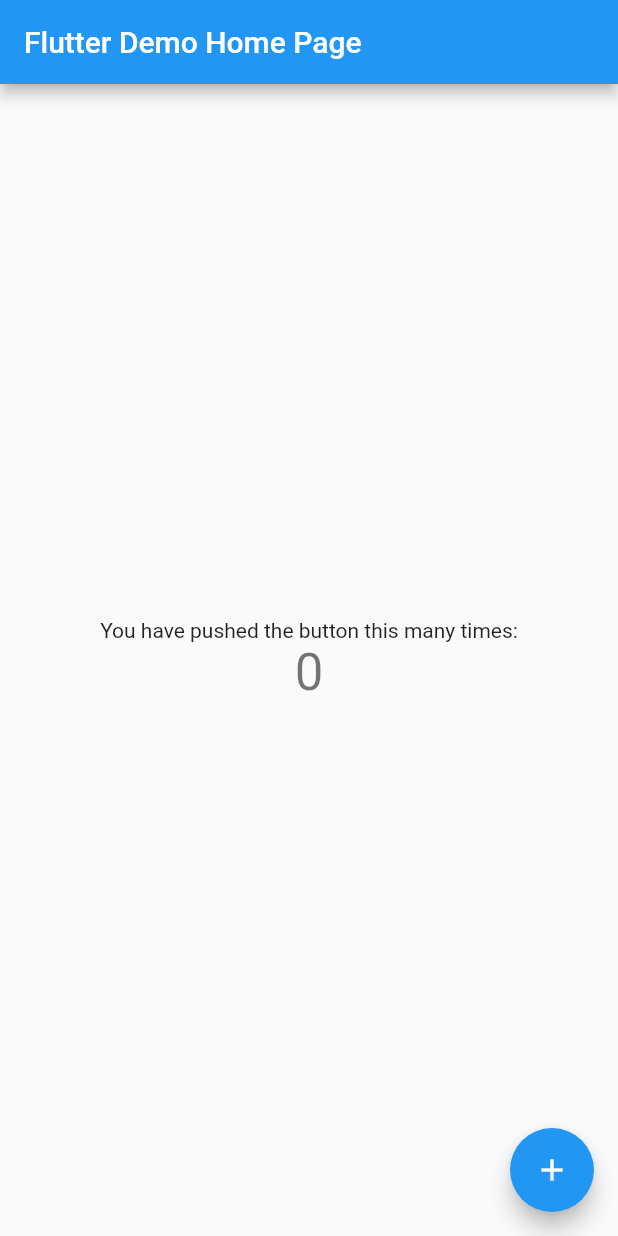
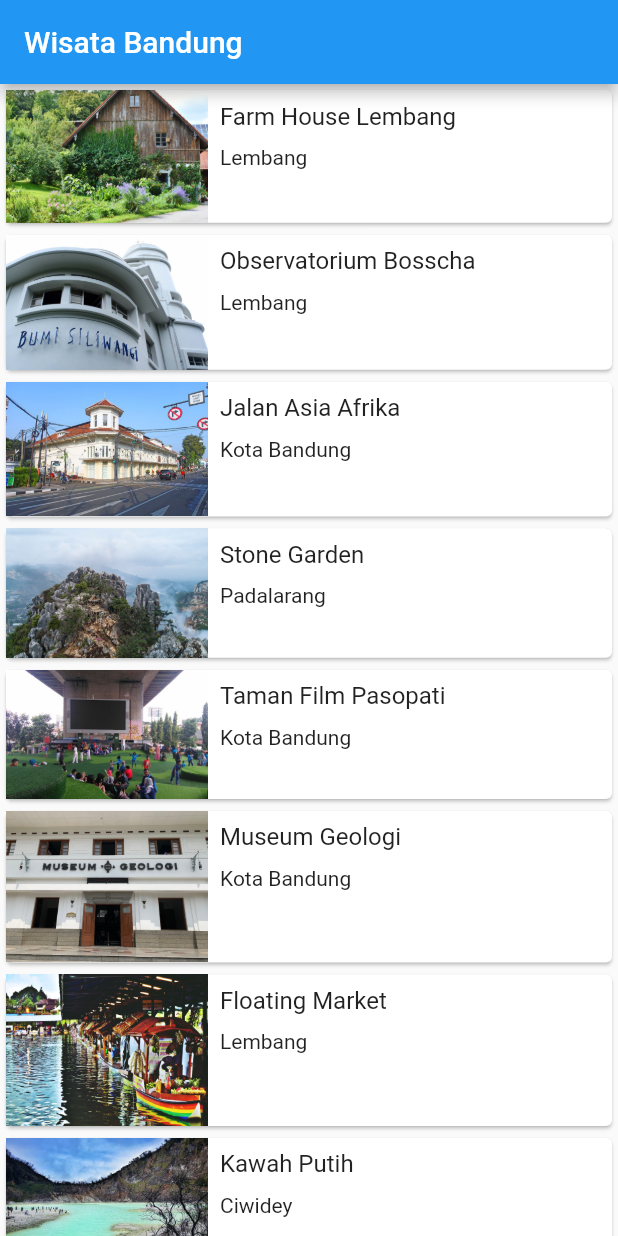
Before and after one commit to zulfiachsans/wisata_bandung_dicoding, a Flutter app: the screen it shows after launch, on a phone screen of 412 x 824 dp. Run offline on Flutter 3.47's test engine with Material 2 defaults, Android fonts, the phone set to English and light mode, and no system bars.

Commit message:
initial-commit

```diff
--- a/lib/main.dart
+++ b/lib/main.dart
@@ -1,4 +1,7 @@
+// ignore_for_file: prefer_const_constructors, use_key_in_widget_constructors, avoid_unnecessary_containers
+
 import 'package:flutter/material.dart';
+import 'package:wisata_bandung/main_screen.dart';
 
 void main() {
   runApp(const MyApp());
@@ -7,109 +10,13 @@ void main() {
 class MyApp extends StatelessWidget {
   const MyApp({Key? key}) : super(key: key);
 
-  // This widget is the root of your application.
   @override
   Widget build(BuildContext context) {
     return MaterialApp(
-      title: 'Flutter Demo',
-      theme: ThemeData(
-        // This is the theme of your application.
-        //
-        // Try running your application with "flutter run". You'll see the
-        // application has a blue toolbar. Then, without quitting the app, try
-        // changing the primarySwatch below to Colors.green and then invoke
-        // "hot reload" (press "r" in the console where you ran "flutter run",
-        // or simply save your changes to "hot reload" in a Flutter IDE).
-        // Notice that the counter didn't reset back to zero; the application
-        // is not restarted.
-        primarySwatch: Colors.blue,
-      ),
-      home: const MyHomePage(title: 'Flutter Demo Home Page'),
+      debugShowCheckedModeBanner: false,
+      title: 'Wisata Bandung',
+      theme: ThemeData(),
+      home: MainScreen(),
     );
   }
 }
-
-class MyHomePage extends StatefulWidget {
-  const MyHomePage({Key? key, required this.title}) : super(key: key);
-
-  // This widget is the home page of your application. It is stateful, meaning
-  // that it has a State object (defined below) that contains fields that affect
-  // how it looks.
-
-  // This class is the configuration for the state. It holds the values (in this
-  // case the title) provided by the parent (in this case the App widget) and
-  // used by the build method of the State. Fields in a Widget subclass are
-  // always marked "final".
-
-  final String title;
-
-  @override
-  State<MyHomePage> createState() => _MyHomePageState();
-}
-
-class _MyHomePageState extends State<MyHomePage> {
-  int _counter = 0;
-
-  void _incrementCounter() {
-    setState(() {
-      // This call to setState tells the Flutter framework that something has
-      // changed in this State, which causes it to rerun the build method below
-      // so that the display can reflect the updated values. If we changed
-      // _counter without calling setState(), then the build method would not be
-      // called again, and so nothing would appear to happen.
-      _counter++;
-    });
-  }
-
-  @override
-  Widget build(BuildContext context) {
-    // This method is rerun every time setState is called, for instance as done
-    // by the _incrementCounter method above.
-    //
-    // The Flutter framework has been optimized to make rerunning build methods
-    // fast, so that you can just rebuild anything that needs updating rather
-    // than having to individually change instances of widgets.
-    return Scaffold(
-      appBar: AppBar(
-        // Here we take the value from the MyHomePage object that was created by
-        // the App.build method, and use it to set our appbar title.
-        title: Text(widget.title),
-      ),
-      body: Center(
-        // Center is a layout widget. It takes a single child and positions it
-        // in the middle of the parent.
-        child: Column(
-          // Column is also a layout widget. It takes a list of children and
-          // arranges them vertically. By default, it sizes itself to fit its
-          // children horizontally, and tries to be as tall as its parent.
-          //
-          // Invoke "debug painting" (press "p" in the console, choose the
-          // "Toggle Debug Paint" action from the Flutter Inspector in Android
-          // Studio, or the "Toggle Debug Paint" command in Visual Studio Code)
-          // to see the wireframe for each widget.
-          //
-          // Column has various properties to control how it sizes itself and
-          // how it positions its children. Here we use mainAxisAlignment to
-          // center the children vertically; the main axis here is the vertical
-          // axis because Columns are vertical (the cross axis would be
-          // horizontal).
-          mainAxisAlignment: MainAxisAlignment.center,
-          children: <Widget>[
-            const Text(
-              'You have pushed the button this many times:',
-            ),
-            Text(
-              '$_counter',
-              style: Theme.of(context).textTheme.headline4,
-            ),
-          ],
-        ),
-      ),
-      floatingActionButton: FloatingActionButton(
-        onPressed: _incrementCounter,
-        tooltip: 'Increment',
-        child: const Icon(Icons.add),
-      ), // This trailing comma makes auto-formatting nicer for build methods.
-    );
-  }
-}
--- /dev/null
+++ b/lib/main_screen.dart
@@ -0,0 +1,59 @@
+// ignore_for_file: use_key_in_widget_constructors, prefer_const_constructors
+
+import 'package:flutter/material.dart';
+import 'package:wisata_bandung/detail_screen.dart';
+import 'package:wisata_bandung/model/tourism_place.dart';
+
+class MainScreen extends StatelessWidget {
+  @override
+  Widget build(BuildContext context) {
+    return Scaffold(
+      appBar: AppBar(
+        title: Text('Wisata Bandung'),
+      ),
+      body: ListView.builder(
+        itemBuilder: (context, index) {
+          final TourismPlace place = tourismPlaceList[index];
+          return InkWell(
+            onTap: () {
+              Navigator.push(context, MaterialPageRoute(builder: (context) {
+                return DetailScreen(place: place);
+              }));
+            },
+            child: Card(
+              child: Row(
+                crossAxisAlignment: CrossAxisAlignment.start,
+                children: <Widget>[
+                  Expanded(
+                    flex: 1,
+                    child: Image.asset(place.imageAsset),
+                  ),
+                  Expanded(
+                    flex: 2,
+                    child: Padding(
+                      padding: const EdgeInsets.all(8.0),
+                      child: Column(
+                        crossAxisAlignment: CrossAxisAlignment.start,
+                        children: <Widget>[
+                          Text(
+                            place.name,
+                            style: TextStyle(fontSize: 16.0),
+                          ),
+                          SizedBox(
+                            height: 10,
+                          ),
+                          Text(place.location),
+                        ],
+                      ),
+                    ),
+                  )
+                ],
+              ),
+            ),
+          );
+        },
+        itemCount: tourismPlaceList.length,
+      ),
+    );
+  }
+}
--- /dev/null
+++ b/lib/model/tourism_place.dart
@@ -0,0 +1,159 @@
+class TourismPlace {
+  String name;
+  String location;
+  String description;
+  String openDays;
+  String openTime;
+  String ticketPrice;
+  String imageAsset;
+  List<String> imageUrls;
+
+  TourismPlace({
+    required this.name,
+    required this.location,
+    required this.description,
+    required this.openDays,
+    required this.openTime,
+    required this.ticketPrice,
+    required this.imageAsset,
+    required this.imageUrls,
+  });
+}
+
+var tourismPlaceList = [
+  TourismPlace(
+    name: 'Farm House Lembang',
+    location: 'Lembang',
+    description:
+        'Berada di jalur utama Bandung-Lembang, Farm House menjadi objek wisata yang tidak pernah sepi pengunjung. Selain karena letaknya strategis, kawasan ini juga menghadirkan nuansa wisata khas Eropa. Semua itu diterapkan dalam bentuk spot swafoto Instagramable.',
+    openDays: 'Open Everyday',
+    openTime: '09:00 - 20:00',
+    ticketPrice: 'Rp 25000',
+    imageAsset: 'images/farm-house.jpg',
+    imageUrls: [
+      'https://media-cdn.tripadvisor.com/media/photo-s/0d/7c/59/70/farmhouse-lembang.jpg',
+      'https://media-cdn.tripadvisor.com/media/photo-w/13/f0/22/f6/photo3jpg.jpg',
+      'https://media-cdn.tripadvisor.com/media/photo-m/1280/16/a9/33/43/liburan-di-farmhouse.jpg'
+    ],
+  ),
+  TourismPlace(
+    name: 'Observatorium Bosscha',
+    location: 'Lembang',
+    description:
+        'Memiliki beberapa teleskop, antara lain, Refraktor Ganda Zeiss, Schmidt Bimasakti, Refraktor Bamberg, Cassegrain GOTO, dan Teleskop Surya. Refraktor Ganda Zeiss adalah jenis teleskop terbesar untuk meneropong bintang. Benda ini diletakkan pada atap kubah sehingga saat teropong digunakan, atap tersebut harus dibuka. Observatorium Bosscha boleh dikunjungi oleh siapa pun, tanpa tiket. Namun, bagi yang ingin menggunakan teleskop Zeiss, wajib mendaftarkan diri. Untuk instansi atau lembaga pendidikan, diberikan jadwal hari Selasa sampai Jumat. Sementara itu, kunjungan individu dibuka setiap hari Sabtu.',
+    openDays: 'Open Tuesday - Saturday',
+    openTime: '09:00 - 14:30',
+    ticketPrice: 'Rp 20000',
+    imageAsset: 'images/bosscha.jpg',
+    imageUrls: [
+      'https://media-cdn.tripadvisor.com/media/photo-o/12/6b/63/0b/bosscha-observatory.jpg',
+      'https://media-cdn.tripadvisor.com/media/photo-p/0d/6a/88/9b/photo3jpg.jpg',
+      'https://media-cdn.tripadvisor.com/media/photo-o/11/3f/04/39/p-20171111-110220-largejpg.jpg',
+    ],
+  ),
+  TourismPlace(
+    name: 'Jalan Asia Afrika',
+    location: 'Kota Bandung',
+    description:
+        'Jalan Asia Afrika di Bandung memiliki kaitan yang sangat erat dengan pendirian kota Kembang ini. Karena pada saat itu, Gubernur Jenderal Herman Willem Deaendels dari Belanda menancapkan tongkatnya saat memerintahkan pendirian kota ini, yang kemudian diabadikan menjadi tugu Bandung Nol Kilometer.',
+    openDays: 'Open Everyday',
+    openTime: '24 hours',
+    ticketPrice: 'Free',
+    imageAsset: 'images/jalan-asia-afrika.jpg',
+    imageUrls: [
+      'https://media-cdn.tripadvisor.com/media/photo-o/0d/c2/e7/e6/quotes-kota-bandung.jpg',
+      'https://media-cdn.tripadvisor.com/media/photo-w/17/f4/44/01/jalan-asia-afrika.jpg',
+      'https://media-cdn.tripadvisor.com/media/photo-s/0a/ef/36/e2/jalan-asia-afrika.jpg',
+    ],
+  ),
+  TourismPlace(
+    name: 'Stone Garden',
+    location: 'Padalarang',
+    description:
+        'Stone Garden atau Taman Batu di Padalarang – Bandung ini adalah nama secara harafiah untuk apa yang akan kita lihat jika berada di sana. Hamparan batu yang artistik membuat kita merasa tidak sedang berada di Bandung, apalagi di Padalarang. Hamparan batu yang dimaksud bukan terhampar begitu saja di atas tanah luas yang menjadi permukaannya. Batu-batu besar yang ukuran pastinya bervariasi tersusun seperti memiliki suatu formasi matematis.',
+    openDays: 'Open Everyday',
+    openTime: '06:00 - 17:00',
+    ticketPrice: 'Rp 3000',
+    imageAsset: 'images/stone-garden.jpg',
+    imageUrls: [
+      'https://media-cdn.tripadvisor.com/media/photo-o/15/01/d7/4b/p-20180510-153310-01.jpg',
+      'https://media-cdn.tripadvisor.com/media/photo-w/15/68/00/32/stone-garden-citatah.jpg',
+      'https://media-cdn.tripadvisor.com/media/photo-o/0d/a2/cb/05/stone-garden-citatah.jpg',
+    ],
+  ),
+  TourismPlace(
+    name: 'Taman Film Pasopati',
+    location: 'Kota Bandung',
+    description:
+        'Menjadi salah satu tempat wisata di Bandung yang favorit, tentu Taman Film ini memiliki fasilitas cukup memadai. Pemberian fasilitas ini memiliki harapan para pengunjung akan merasa nyaman dan tak segan2 untuk kembali berkunjung terus menerus kesini. Beberapa fasilitas taman yang bisa kamu nikmati diantaranya seperti layar videotron besar berukuran 4×8 untuk memutar berbagai macam pilihan film seperti Film Indonesia, Bollywood, Korea, ataupun Indie Bandung.',
+    openDays: 'Open Everyday',
+    openTime: '24 hours',
+    ticketPrice: 'Free',
+    imageAsset: 'images/taman-film.jpg',
+    imageUrls: [
+      'https://media-cdn.tripadvisor.com/media/photo-o/08/8b/87/50/bandung-movie-park.jpg',
+      'https://media-cdn.tripadvisor.com/media/photo-o/17/67/d5/53/img-20190505-114509-largejpg.jpg',
+      'https://media-cdn.tripadvisor.com/media/photo-w/09/73/33/05/taman-film-pasopati.jpg',
+    ],
+  ),
+  TourismPlace(
+    name: 'Museum Geologi',
+    location: 'Kota Bandung',
+    description:
+        'Museum Geologi didirikan pada tanggal 16 Mei 1929. Museum ini telah direnovasi dengan dana bantuan dari JICA (Japan International Cooperation Agency). Setelah mengalami renovasi, Museum Geologi dibuka kembali dan diresmikan oleh Wakil Presiden RI, Megawati Soekarnoputri pada tanggal 23 Agustus 2000. Sebagai salah satu monumen bersejarah, museum berada di bawah perlindungan pemerintah dan merupakan peninggalan nasional. Dalam Museum ini, tersimpan dan dikelola materi-materi geologi yang berlimpah, seperti fosil, batuan, mineral. Kesemuanya itu dikumpulkan selama kerja lapangan di Indonesia sejak 1850.',
+    openDays: 'Open Saturday - Thursday',
+    openTime: '09:00 - 15:30',
+    ticketPrice: 'Rp 3000',
+    imageAsset: 'images/museum-geologi.jpg',
+    imageUrls: [
+      'https://media-cdn.tripadvisor.com/media/photo-w/19/1c/8e/f7/geology-museum.jpg',
+      'https://media-cdn.tripadvisor.com/media/photo-o/11/a7/35/b7/geology-museum.jpg',
+      'https://media-cdn.tripadvisor.com/media/photo-s/1a/55/e0/dc/geology-museum.jpg',
+    ],
+  ),
+  TourismPlace(
+    name: 'Floating Market',
+    location: 'Lembang',
+    description:
+        'Tempat wisata ini sepertinya memang ditujukan untuk wisata keluarga di Bandung. Di sini kita bisa menikmati suasana kawasan yang tertata rapi dan alami. Pada awalnya, floating market Lembang tidak begitu luas. Tapi sekarang sudah ekspansi dan memiliki banyak objek menarik baru. Nama floating market ini sepertinya merujuk pada stand tempat jualan makanan yang berada dalam perahu.',
+    openDays: 'Open Everyday',
+    openTime: '09:00 - 17:00',
+    ticketPrice: 'Rp 20000',
+    imageAsset: 'images/floating-market.png',
+    imageUrls: [
+      'https://media-cdn.tripadvisor.com/media/photo-o/17/f9/ff/f8/floating-market-bandung.jpg',
+      'https://media-cdn.tripadvisor.com/media/photo-p/1a/86/d3/cd/20200103-125059-largejpg.jpg',
+      'https://media-cdn.tripadvisor.com/media/photo-p/19/ce/b4/9b/img20181224120857-largejpg.jpg',
+    ],
+  ),
+  TourismPlace(
+    name: 'Kawah Putih',
+    location: 'Ciwidey',
+    description:
+        'Kawah Putih adalah tempat wisata di Bandung yang paling terkenal. Berlokasi di Ciwidey, Jawa Barat, kurang lebih sekitar 50 KM arah selatan kota Bandung, Kawah Putih adalah sebuah danau yang terbentuk akibat dari letusan Gunung Patuha. Sesuai dengan namanya, tanah yang ada di kawasan ini berwarna putih akibat dari pencampuran unsur belerang.',
+    openDays: 'Open Everyday',
+    openTime: '07:00 - 17:00',
+    ticketPrice: 'Rp 15000',
+    imageAsset: 'images/kawah-putih.jpg',
+    imageUrls: [
+      'https://media-cdn.tripadvisor.com/media/photo-o/0b/6e/7c/ce/rocks-sticking-out-of.jpg',
+      'https://media-cdn.tripadvisor.com/media/photo-p/0b/35/30/14/white-crater.jpg',
+      'https://media-cdn.tripadvisor.com/media/photo-o/0a/8b/9a/79/2945-t00572-www-initempatwisat.jpg',
+    ],
+  ),
+  TourismPlace(
+    name: 'Ranca Upas',
+    location: 'Ciwidey',
+    description:
+        'Ranca Upas Ciwidey adalah kawasan bumi perkemahan di bawah pengelolaan perhutani. Tempat ini berada di kawasan wisata Bandung Selatan, satu lokasi dengan kawah putih, kolam Cimanggu dan situ Patenggang. Banyak hal yang bisa dilakukan di kawasan wisata ini, seperti berkemah, berinteraksi dengan rusa, sampai bermain di water park dan mandi air panas.',
+    openDays: 'Open Everyday',
+    openTime: '24 hours',
+    ticketPrice: 'Rp 20000',
+    imageAsset: 'images/ranca-upas.jpg',
+    imageUrls: [
+      'https://media-cdn.tripadvisor.com/media/photo-o/1a/e0/7f/9c/kampung-cai-ranca-upas.jpg',
+      'https://media-cdn.tripadvisor.com/media/photo-w/13/ee/2f/87/ranca-upas.jpg',
+      'https://media-cdn.tripadvisor.com/media/photo-w/13/ee/27/0a/ranca-upas.jpg',
+    ],
+  ),
+];
```
Also changed, not shown: lib/detail_screen.dart (added, +153 -0 lines), pubspec.yaml (+10 -15 lines), fonts/Oxygen-Regular.ttf (added), fonts/Staatliches-Regular.ttf (added), images/bosscha.jpg (added), images/farm-house.jpg (added), images/floating-market.png (added), images/jalan-asia-afrika.jpg (added), images/kawah-putih.jpg (added), images/museum-geologi.jpg (added), images/ranca-upas.jpg (added), images/stone-garden.jpg (added), images/taman-film.jpg (added).
